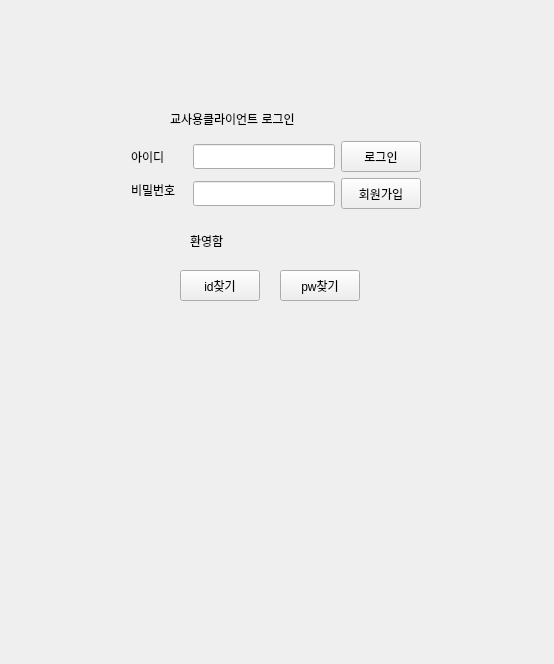
Qt form teacher_client.ui (Eduappproject/education_application) before a commit.
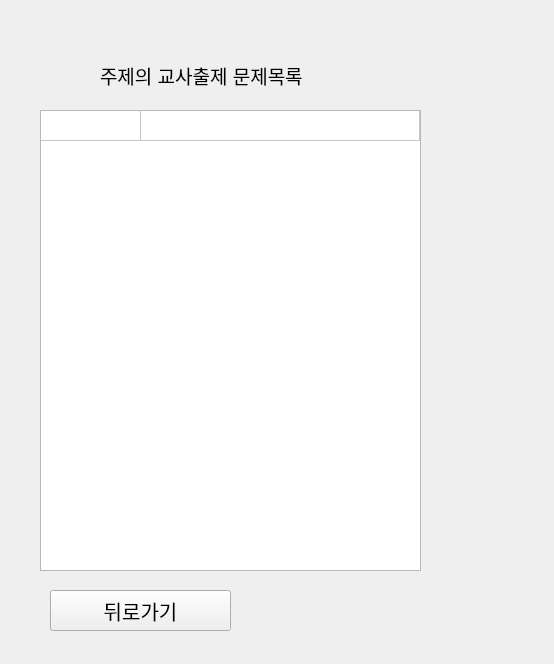
The same form after that commit. The open tabs and pages were chosen to show the change.

Diff of the .ui file:
```diff
--- a/teacher_client.ui
+++ b/teacher_client.ui
@@ -1603,6 +1603,99 @@
      </property>
     </widget>
    </widget>
+   <widget class="QWidget" name="TeacherQuestionsPage">
+    <widget class="QTableWidget" name="TeacherQuestionsTableWidget">
+     <property name="geometry">
+      <rect>
+       <x>30</x>
+       <y>100</y>
+       <width>381</width>
+       <height>461</height>
+      </rect>
+     </property>
+     <property name="autoScroll">
+      <bool>true</bool>
+     </property>
+     <property name="editTriggers">
+      <set>QAbstractItemView::NoEditTriggers</set>
+     </property>
+     <property name="tabKeyNavigation">
+      <bool>true</bool>
+     </property>
+     <property name="dragEnabled">
+      <bool>false</bool>
+     </property>
+     <attribute name="horizontalHeaderVisible">
+      <bool>false</bool>
+     </attribute>
+     <attribute name="horizontalHeaderCascadingSectionResizes">
+      <bool>false</bool>
+     </attribute>
+     <attribute name="horizontalHeaderHighlightSections">
+      <bool>false</bool>
+     </attribute>
+     <attribute name="horizontalHeaderShowSortIndicator" stdset="0">
+      <bool>false</bool>
+     </attribute>
+     <attribute name="horizontalHeaderStretchLastSection">
+      <bool>true</bool>
+     </attribute>
+     <attribute name="verticalHeaderVisible">
+      <bool>false</bool>
+     </attribute>
+     <row>
+      <property name="text">
+       <string>새 열</string>
+      </property>
+     </row>
+     <column>
+      <property name="text">
+       <string>정답</string>
+      </property>
+     </column>
+     <column>
+      <property name="text">
+       <string>문제</string>
+      </property>
+     </column>
+    </widget>
+    <widget class="QLabel" name="label_29">
+     <property name="geometry">
+      <rect>
+       <x>90</x>
+       <y>40</y>
+       <width>231</width>
+       <height>51</height>
+      </rect>
+     </property>
+     <property name="font">
+      <font>
+       <pointsize>14</pointsize>
+      </font>
+     </property>
+     <property name="text">
+      <string>주제의 교사출제 문제목록</string>
+     </property>
+    </widget>
+    <widget class="QPushButton" name="TeacherQuestionsBackButton">
+     <property name="geometry">
+      <rect>
+       <x>40</x>
+       <y>580</y>
+       <width>181</width>
+       <height>41</height>
+      </rect>
+     </property>
+     <property name="font">
+      <font>
+       <pointsize>15</pointsize>
+      </font>
+     </property>
+     <property name="text">
+      <string>뒤로가기</string>
+     </property>
+    </widget>
+   </widget>
   </widget>
  </widget>
  <resources/>
```
Left out of the diff: 26 changed lines with no effect on the pictures.
